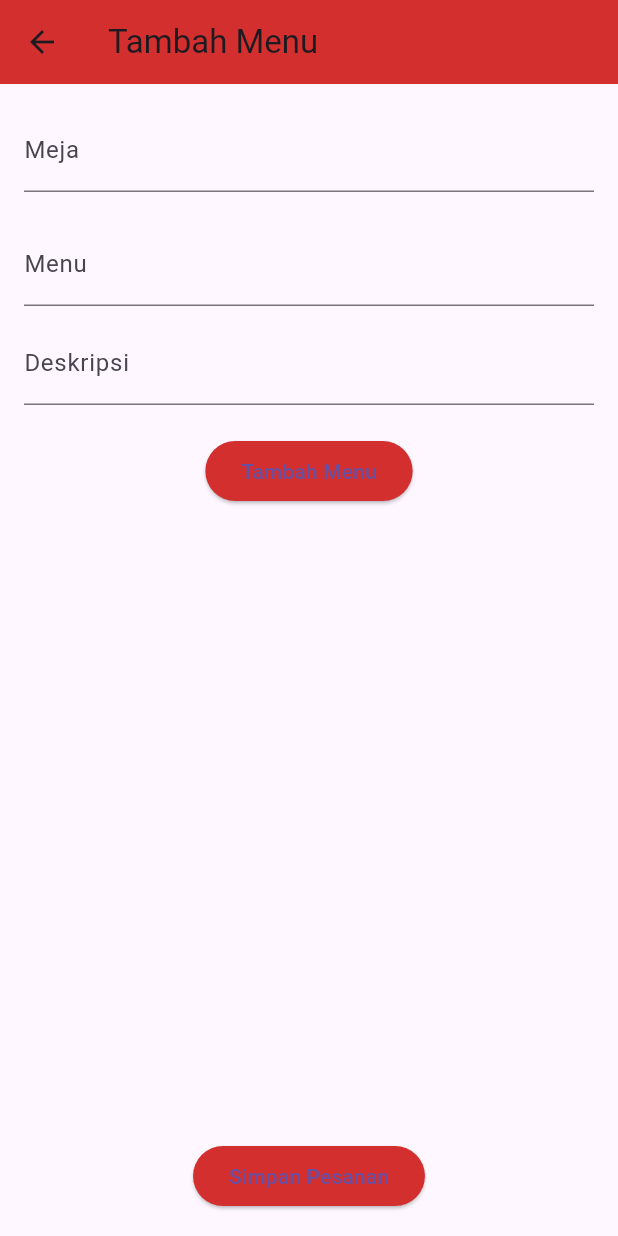
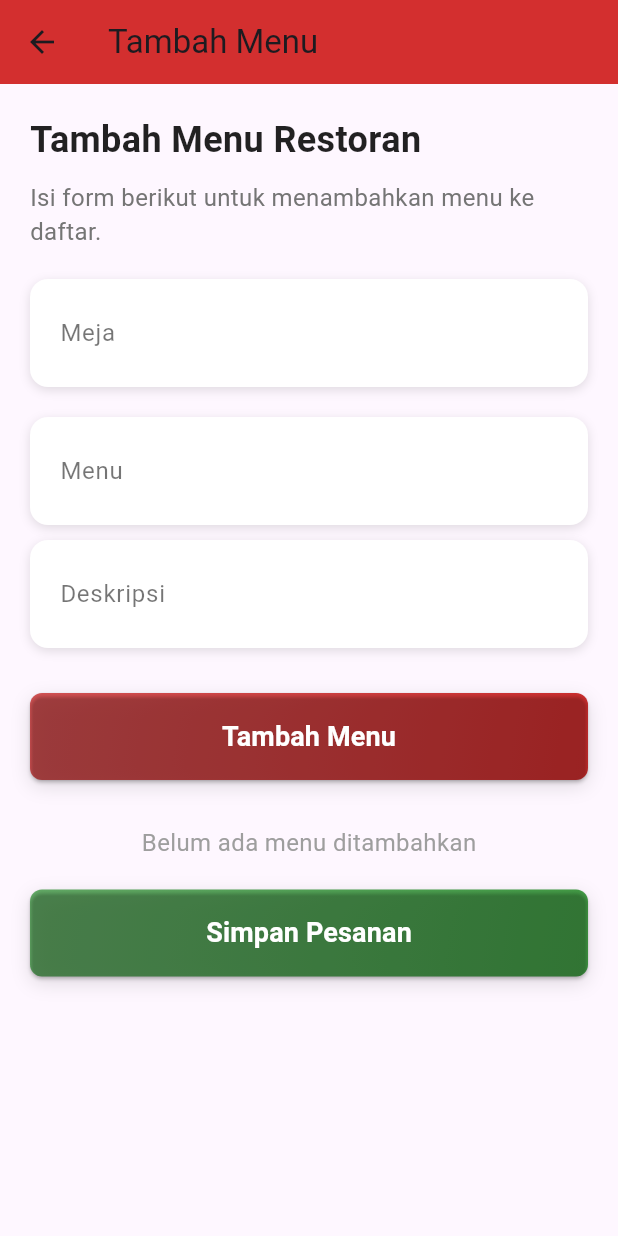
Before and after one commit to FZfortirex/Project-Firebase, a Flutter app: the AddMenuPage screen opened directly, on a phone screen of 412 x 824 dp. Run offline on Flutter 3.47's test engine with Material 3 defaults, Android fonts, the phone set to English and light mode, and no system bars; our stand-ins replace cloud_firestore, firebase_auth, firebase_core, firebase_messaging, flutter_local_notifications, get and 1 more; accounts and stored records are empty; network calls fail.

Commit message:
Style [SH] Styling Profile&Add Menu

```diff
--- a/firebase_app/lib/CRUD/add_menu.dart
+++ b/firebase_app/lib/CRUD/add_menu.dart
@@ -11,89 +11,179 @@ class AddMenuPage extends StatelessWidget {
       appBar: AppBar(
         title: const Text('Tambah Menu'),
         backgroundColor: Colors.red.shade700,
+        elevation: 0,
       ),
       body: Padding(
-        padding: const EdgeInsets.all(16.0),
+        padding: const EdgeInsets.all(20.0),
+        child: SingleChildScrollView(
           child: Column(
+            crossAxisAlignment: CrossAxisAlignment.stretch,
             children: [
-            TextField(
-              controller: controller.tableController,
-              decoration: InputDecoration(labelText: 'Meja'),
+              // Title and instructions for better UX
+              Text(
+                'Tambah Menu Restoran',
+                style: TextStyle(
+                  fontSize: 24,
+                  fontWeight: FontWeight.bold,
+                  color: Colors.black87,
                 ),
-            SizedBox(height: 20),
-            // TextField untuk menambahkan menu dan deskripsi
-            TextField(
-              controller: controller.menuController,
-              decoration: InputDecoration(labelText: 'Menu'),
               ),
               SizedBox(height: 10),
-            TextField(
-              controller: controller.descriptionController,
-              decoration: InputDecoration(labelText: 'Deskripsi'),
-            ),
-            SizedBox(height: 20),
-            ElevatedButton(
-              onPressed: () {
-                controller.addMenu();
-              },
-              child: Text('Tambah Menu'),
-              style: ElevatedButton.styleFrom(
-                backgroundColor: Colors.red.shade700,
+              Text(
+                'Isi form berikut untuk menambahkan menu ke daftar.',
+                style: TextStyle(
+                  fontSize: 16,
+                  color: Colors.grey.shade600,
                 ),
               ),
               SizedBox(height: 20),
-            // Menampilkan daftar menu yang sudah ditambahkan
+
+              // TextField for "Meja"
+              _buildTextField(controller.tableController, 'Meja'),
+              SizedBox(height: 20),
+
+              // TextField for "Menu"
+              _buildTextField(controller.menuController, 'Menu'),
+              SizedBox(height: 10),
+
+              // TextField for "Deskripsi"
+              _buildTextField(controller.descriptionController, 'Deskripsi'),
+              SizedBox(height: 30),
+
+              // Add Menu Button
+              _buildActionButton('Tambah Menu', Colors.red.shade700, () {
+                controller.addMenu();
+              }),
+
+              SizedBox(height: 30),
+
+              // List of Menu Items (if any)
               Obx(() {
-              return Expanded(
-                child: ListView.builder(
+                return controller.selectedMenuList.isEmpty
+                    ? Center(child: Text("Belum ada menu ditambahkan", style: TextStyle(fontSize: 16, color: Colors.grey.shade500)))
+                    : ListView.builder(
+                        shrinkWrap: true,
                         itemCount: controller.selectedMenuList.length,
                         itemBuilder: (context, index) {
                           final menuItem = controller.selectedMenuList[index];
-                    return Card(
-                      margin: const EdgeInsets.only(bottom: 10),
+                          return _buildMenuCard(menuItem, index);
+                        },
+                      );
+              }),
+
+              SizedBox(height: 20),
+
+              // Save Order Button
+              _buildActionButton('Simpan Pesanan', Colors.green.shade600, () {
+                controller.saveOrder();
+                Get.back(); // Kembali ke halaman sebelumnya
+              }),
+            ],
+          ),
+        ),
+      ),
+    );
+  }
+
+  // Custom TextField builder
+  Widget _buildTextField(TextEditingController controller, String label) {
+    return Container(
+      decoration: BoxDecoration(
+        borderRadius: BorderRadius.circular(12),
+        color: Colors.white,
+        boxShadow: [
+          BoxShadow(
+            color: Colors.black12,
+            blurRadius: 5,
+            offset: Offset(0, 2),
+          ),
+        ],
+      ),
+      child: TextField(
+        controller: controller,
+        decoration: InputDecoration(
+          labelText: label,
+          labelStyle: TextStyle(color: Colors.black54),
+          contentPadding: EdgeInsets.symmetric(vertical: 16, horizontal: 20),
+          border: InputBorder.none,
+        ),
+      ),
+    );
+  }
+
+  // Custom button builder with animation effect
+  Widget _buildActionButton(String label, Color color, VoidCallback onPressed) {
+    return AnimatedContainer(
+      duration: Duration(milliseconds: 300),
+      decoration: BoxDecoration(
+        borderRadius: BorderRadius.circular(8),
+        gradient: LinearGradient(
+          colors: [color.withOpacity(0.8), color],
+          begin: Alignment.topLeft,
+          end: Alignment.bottomRight,
+        ),
+        boxShadow: [
+          BoxShadow(
+            color: Colors.black12,
+            blurRadius: 10,
+            offset: Offset(0, 4),
+          ),
+        ],
+      ),
+      child: ElevatedButton(
+        onPressed: onPressed,
+        style: ElevatedButton.styleFrom(
+          backgroundColor: Colors.transparent,
+          padding: EdgeInsets.symmetric(vertical: 16),
           shape: RoundedRectangleBorder(
-                        borderRadius: BorderRadius.circular(10),
+            borderRadius: BorderRadius.circular(8),
           ),
+        ),
+        child: Text(
+          label,
+          style: TextStyle(fontSize: 18, fontWeight: FontWeight.w600, color: Colors.white),
+        ),
+      ),
+    );
+  }
+
+  // Build Menu Item Card
+  Widget _buildMenuCard(Map menuItem, int index) {
+    return GestureDetector(
+      onTap: () {
+        // You could add a feature to view or edit the menu item when clicked
+        controller.editMenu(index);
+      },
+      child: Card(
+        margin: const EdgeInsets.only(bottom: 16),
+        shape: RoundedRectangleBorder(
+          borderRadius: BorderRadius.circular(12),
+        ),
+        elevation: 8,
+        shadowColor: Colors.grey.shade300,
         child: ListTile(
-                        title: Text(menuItem['menu']),
-                        subtitle: Text(menuItem['description']),
+          contentPadding: EdgeInsets.symmetric(vertical: 16, horizontal: 20),
+          title: Text(
+            menuItem['menu'],
+            style: TextStyle(fontSize: 18, fontWeight: FontWeight.bold, color: Colors.black87),
+          ),
+          subtitle: Text(
+            menuItem['description'],
+            style: TextStyle(fontSize: 14, color: Colors.grey.shade600),
+          ),
           trailing: Row(
             mainAxisSize: MainAxisSize.min,
             children: [
-                            // Edit button
               IconButton(
-                              icon: Icon(Icons.edit),
-                              onPressed: () {
-                                controller.editMenu(index);
-                              },
+                icon: Icon(Icons.edit, color: Colors.orange.shade700),
+                onPressed: () => controller.editMenu(index),
               ),
-                            // Delete button
               IconButton(
-                              icon: Icon(Icons.delete),
-                              onPressed: () {
-                                controller.deleteMenu(index);
-                              },
+                icon: Icon(Icons.delete, color: Colors.red.shade600),
+                onPressed: () => controller.deleteMenu(index),
               ),
             ],
           ),
-                      ),
-                    );
-                  },
-                ),
-              );
-            }),
-            SizedBox(height: 20),
-            ElevatedButton(
-              onPressed: () {
-                controller.saveOrder();
-                Get.back(); // Kembali ke halaman sebelumnya
-              },
-              child: Text('Simpan Pesanan'),
-              style: ElevatedButton.styleFrom(
-                backgroundColor: Colors.red.shade700,
-              ),
-            ),
-          ],
         ),
       ),
     );
```
Also changed, not shown: firebase_app/lib/controllers/login_controller.dart (+37 -21 lines), firebase_app/lib/controllers/profile_controller.dart (+32 -7 lines), firebase_app/lib/main.dart (+17 -1 lines), firebase_app/lib/profile/profile_page.dart (+41 -14 lines). Lines whose indentation alone changed are shown as unchanged.
